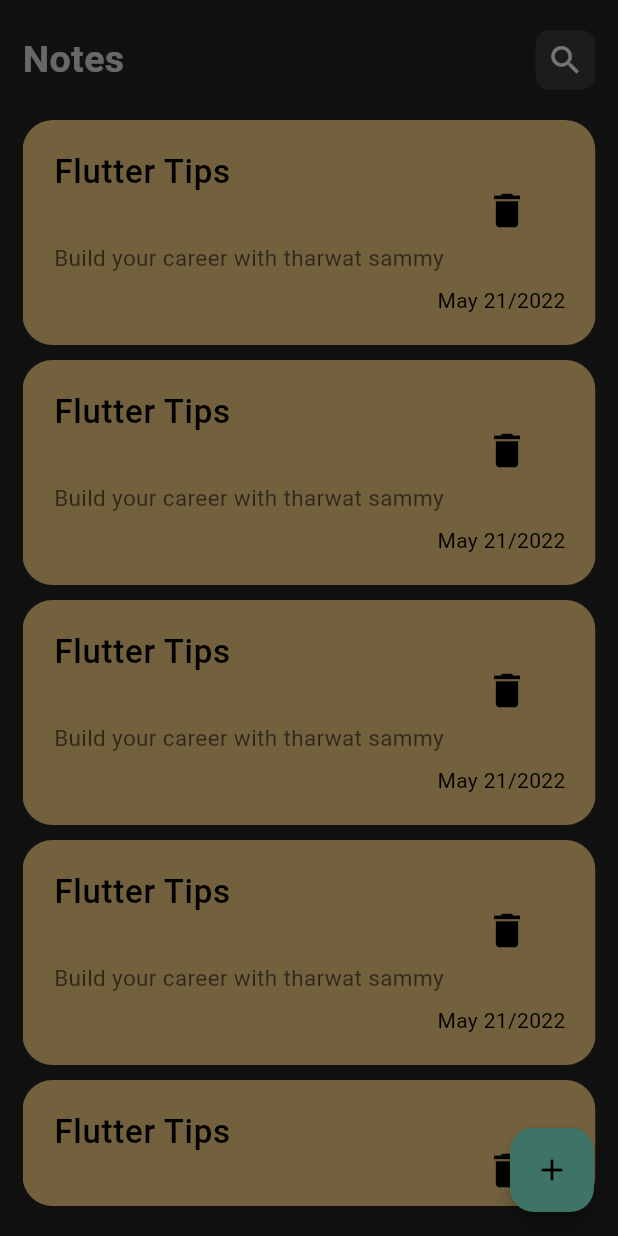
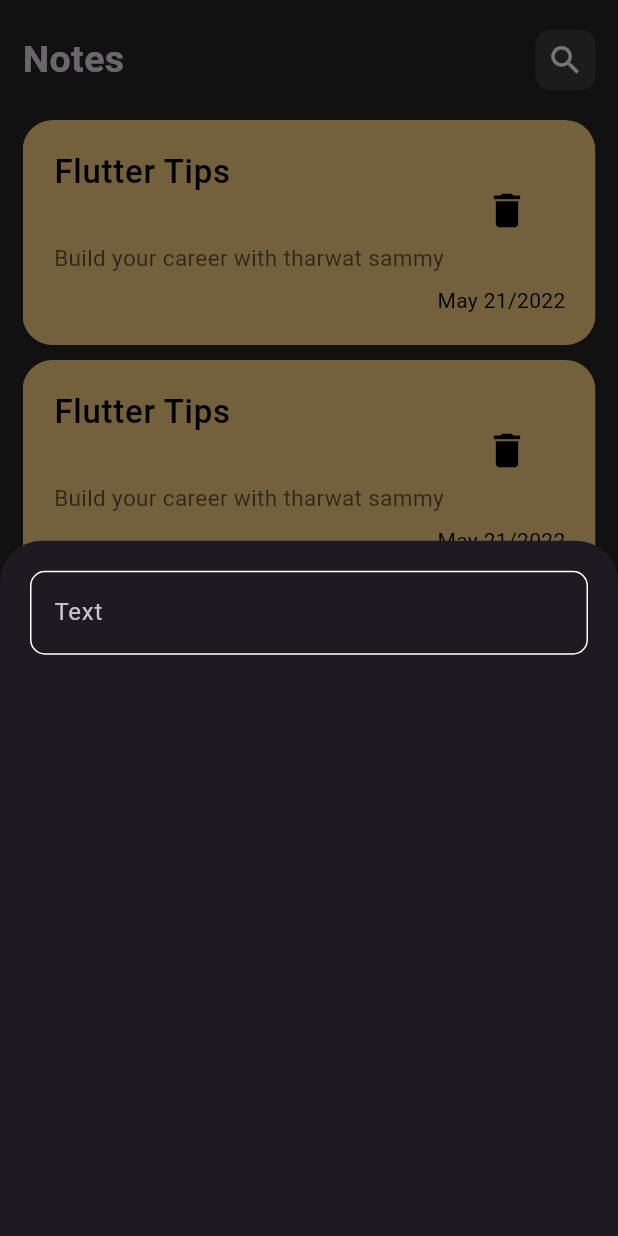
Before and after one commit to AbdulrahmanAlShaweesh/Flutter-Note-App, a Flutter app: the screen it shows after launch, after a tap on the "add" icon, on a phone screen of 412 x 824 dp. Run offline on Flutter 3.47's test engine with Material 3 defaults, Android fonts, the phone set to English and light mode, and no system bars.

Commit message:
added custom text field to the modal bottom sheet

```diff
--- /dev/null
+++ b/lib/constants/constant_color.dart
@@ -0,0 +1,3 @@
+import 'package:flutter/material.dart';
+
+const Color KPcolor = Color(0xFF85fdde);
--- a/lib/views/home_screen.dart
+++ b/lib/views/home_screen.dart
@@ -12,7 +12,9 @@
       body: const SafeArea(
         child: CustomNoteViewBody(),
       ),
-      floatingActionButton: FloatingActionButton(
+      floatingActionButton: Padding(
+        padding: const EdgeInsets.only(bottom: 4.0),
+        child: FloatingActionButton(
           backgroundColor: const Color(0xFF85fdde),
           child: const Icon(
             Icons.add,
@@ -26,6 +28,7 @@
                 });
           },
         ),
+      ),
     );
   }
 }
--- a/lib/widgets/add_note_show_sheet.dart
+++ b/lib/widgets/add_note_show_sheet.dart
@@ -1,12 +1,27 @@
 import 'package:flutter/material.dart';
+import 'package:note_app/widgets/custom_text_field.dart';
 
 class AddNoteShowBottomSheet extends StatelessWidget {
   const AddNoteShowBottomSheet({super.key});
 
   @override
   Widget build(BuildContext context) {
-    return const Column(
-      children: [],
+    return const Padding(
+      padding: EdgeInsets.symmetric(
+        vertical: 20.0,
+        horizontal: 20.0,
+      ),
+      child: Column(
+        children: [
+          CustomTextField(
+            hintText: 'Text',
+            vertical: 10,
+          ),
+          SizedBox(
+            height: 50.0,
+          ),
+        ],
+      ),
     );
   }
 }
--- /dev/null
+++ b/lib/widgets/custom_text_field.dart
@@ -0,0 +1,33 @@
+import 'package:flutter/material.dart';
+import 'package:note_app/constants/constant_color.dart';
+
+class CustomTextField extends StatelessWidget {
+  const CustomTextField({
+    super.key,
+    required this.hintText,
+    this.vertical,
+  });
+
+  final String hintText;
+  final double? vertical;
+
+  @override
+  Widget build(BuildContext context) {
+    return TextField(
+      decoration: InputDecoration(
+        hintText: hintText,
+        enabledBorder: buildBorder(),
+        focusedBorder: buildBorder(KPcolor),
+      ),
+    );
+  }
+
+  OutlineInputBorder buildBorder([colors]) {
+    return OutlineInputBorder(
+      borderRadius: BorderRadius.circular(10.0),
+      borderSide: BorderSide(
+        color: colors ?? Colors.white,
+      ),
+    );
+  }
+}
```
Lines whose indentation alone changed are shown as unchanged.
